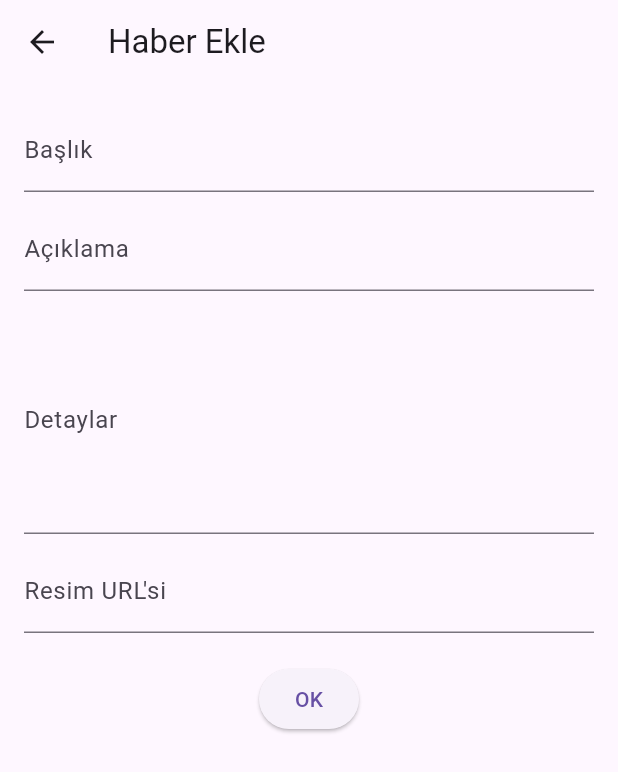
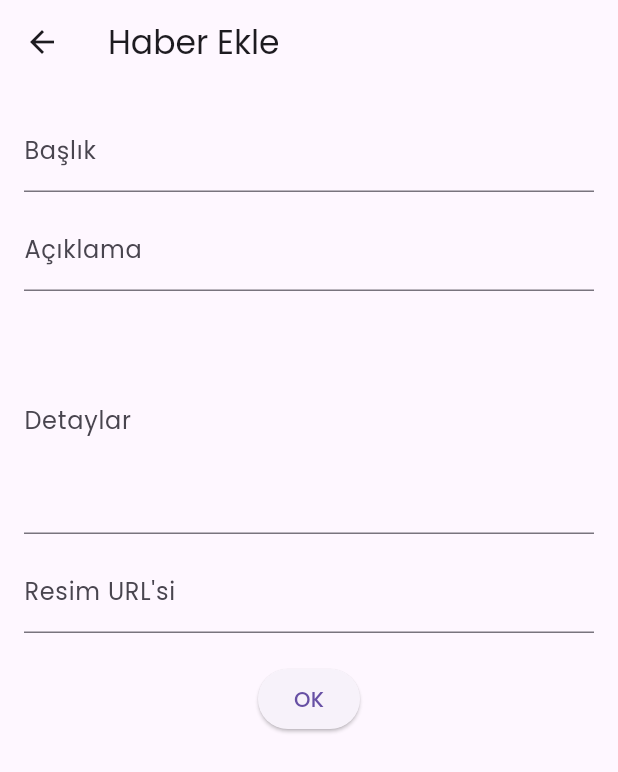
Before and after one commit to Topraktino/TinoNews, a Flutter app: the NewsPage screen opened directly, after a tap on the "add" icon, on a phone screen of 412 x 824 dp. Shown: the top 772 px of the screen. Run offline on Flutter 3.47's test engine with Material 3 defaults, Android fonts, the phone set to English and light mode, and no system bars; our stand-ins replace go_router, google_fonts, lottie; missing offline and left inert: dotlottie_loader; network calls fail.

Commit message:
Added fonts in widgets with GoogleFonts.poppins()

```diff
--- a/lib/main.dart
+++ b/lib/main.dart
@@ -1,5 +1,6 @@
 import 'package:flutter/material.dart';
 import 'package:provider/provider.dart';
+import 'package:google_fonts/google_fonts.dart'; // Google Fonts ekleyin
 import 'core/routes.dart';
 import 'providers/news_provider.dart';
 
@@ -26,6 +27,10 @@ class MyApp extends StatelessWidget {
       theme: ThemeData(
         primarySwatch: Colors.blue,
         visualDensity: VisualDensity.adaptivePlatformDensity,
+        textTheme: GoogleFonts.poppinsTextTheme(
+          // Poppins fontu ekleyin
+          Theme.of(context).textTheme,
+        ),
       ),
       routerConfig: router, // go_router yapılandırmamızı kullan
       debugShowCheckedModeBanner: false, // Debug bandını kaldır
--- a/lib/screens/add_news_screen.dart
+++ b/lib/screens/add_news_screen.dart
@@ -1,5 +1,6 @@
 import 'package:flutter/material.dart';
 import 'package:provider/provider.dart';
+import 'package:google_fonts/google_fonts.dart'; // Google Fonts ekleyin
 import '../providers/news_provider.dart';
 
 class AddNewsScreen extends StatefulWidget {
@@ -27,6 +28,7 @@ class _AddNewsScreenState extends State<AddNewsScreen> {
                     'tr'
                 ? 'Lütfen tüm alanları doldurun!'
                 : 'Please fill in all fields!',
+            style: GoogleFonts.poppins(), // Poppins fontu ekleyin
           ),
         ),
       );
@@ -47,6 +49,7 @@ class _AddNewsScreenState extends State<AddNewsScreen> {
                   'tr'
               ? 'Haber başarıyla eklendi!'
               : 'News added successfully!',
+          style: GoogleFonts.poppins(), // Poppins fontu ekleyin
         ),
       ),
     );
@@ -65,6 +68,7 @@ class _AddNewsScreenState extends State<AddNewsScreen> {
                   'tr'
               ? 'Haber Ekle'
               : 'Add News',
+          style: GoogleFonts.poppins(), // Poppins fontu ekleyin
         ),
       ),
       body: Padding(
@@ -81,7 +85,9 @@ class _AddNewsScreenState extends State<AddNewsScreen> {
                           'tr'
                       ? "Başlık"
                       : "Title",
+                  labelStyle: GoogleFonts.poppins(), // Poppins fontu ekleyin
                 ),
+                style: GoogleFonts.poppins(), // Poppins fontu ekleyin
               ),
               const SizedBox(height: 10),
               TextField(
@@ -92,7 +98,9 @@ class _AddNewsScreenState extends State<AddNewsScreen> {
                           'tr'
                       ? 'Açıklama'
                       : 'Description',
+                  labelStyle: GoogleFonts.poppins(), // Poppins fontu ekleyin
                 ),
+                style: GoogleFonts.poppins(), // Poppins fontu ekleyin
               ),
               const SizedBox(height: 10),
               TextField(
@@ -103,7 +111,9 @@ class _AddNewsScreenState extends State<AddNewsScreen> {
                           'tr'
                       ? 'Detaylar'
                       : 'Details',
+                  labelStyle: GoogleFonts.poppins(), // Poppins fontu ekleyin
                 ),
+                style: GoogleFonts.poppins(), // Poppins fontu ekleyin
                 maxLines: 5,
               ),
               const SizedBox(height: 10),
@@ -115,7 +125,9 @@ class _AddNewsScreenState extends State<AddNewsScreen> {
                           'tr'
                       ? "Resim URL'si"
                       : "Image URL",
+                  labelStyle: GoogleFonts.poppins(), // Poppins fontu ekleyin
                 ),
+                style: GoogleFonts.poppins(), // Poppins fontu ekleyin
               ),
               const SizedBox(height: 20),
               Center(
@@ -127,6 +139,7 @@ class _AddNewsScreenState extends State<AddNewsScreen> {
                             'tr'
                         ? 'OK'
                         : 'OK',
+                    style: GoogleFonts.poppins(), // Poppins fontu ekleyin
                   ),
                 ),
               ),
--- a/lib/screens/home_screen.dart
+++ b/lib/screens/home_screen.dart
@@ -1,5 +1,6 @@
 import 'package:flutter/material.dart';
 import 'package:provider/provider.dart';
+import 'package:google_fonts/google_fonts.dart'; // Google Fonts ekleyin
 import '../providers/news_provider.dart';
 import 'add_news_screen.dart';
 import 'news_detail.dart';
@@ -93,7 +94,12 @@ class _NewsPageState extends State<NewsPage> {
       body: Consumer<NewsProvider>(
         builder: (context, newsProvider, child) {
           return newsProvider.newsList.isEmpty
-              ? Center(child: Text(translate('noNews')))
+              ? Center(
+                  child: Text(
+                    translate('noNews'),
+                    style: GoogleFonts.poppins(), // Poppins fontu ekleyin
+                  ),
+                )
               : ListView.builder(
                   itemCount: newsProvider.newsList.length,
                   itemBuilder: (context, index) {
@@ -163,7 +169,8 @@ class NewsCard extends StatelessWidget {
               children: [
                 Text(
                   title,
-                  style: const TextStyle(
+                  style: GoogleFonts.poppins(
+                    // Poppins fontu ekleyin
                     fontSize: 18,
                     fontWeight: FontWeight.bold,
                   ),
@@ -171,7 +178,10 @@ class NewsCard extends StatelessWidget {
                 const SizedBox(height: 5),
                 Text(
                   description,
-                  style: const TextStyle(color: Colors.grey),
+                  style: GoogleFonts.poppins(
+                    // Poppins fontu ekleyin
+                    color: Colors.grey,
+                  ),
                 ),
               ],
             ),
--- a/pubspec.yaml
+++ b/pubspec.yaml
@@ -19,7 +19,7 @@ dependencies:
   image_picker: ^0.8.7+4
   file_picker: ^8.1.7
   path_provider: ^2.1.2
-  google_fonts: ^6.1.0
+  google_fonts: ^4.0.3
 
 dev_dependencies:
   flutter_test:
@@ -32,4 +32,4 @@ flutter:
     - assets/images/            # Görseller için
     - assets/icons/             # İkonlar için
     - assets/motions/           # Animasyon dosyaları için
-    - assets/data/news.json
+    - assets/data/news.json     # Haberleri buraya kaydetmek için
```
Also changed, not shown: lib/screens/loading_screen.dart (+17 -1 lines), lib/screens/news_detail.dart (+13 -4 lines), pubspec.lock.
